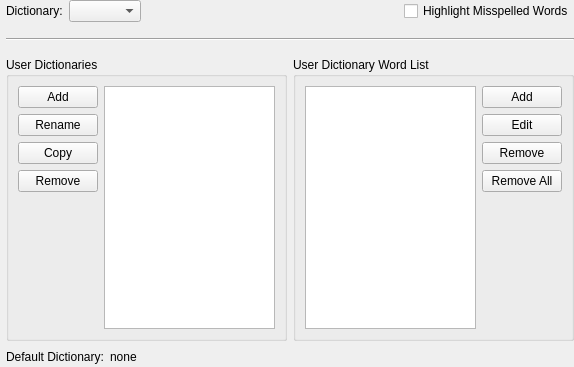
This is src/Form_Files/PSpellCheckWidget.ui in Sigil-Ebook/Sigil as Qt 5 draws it before an edit. The edited form follows.
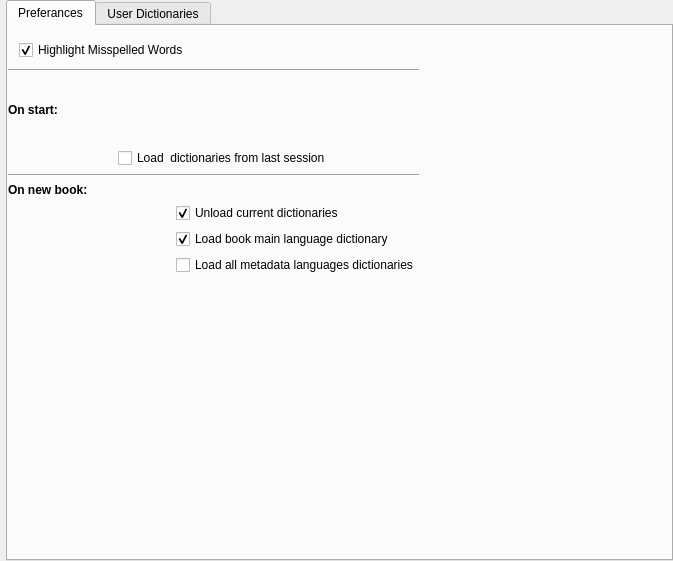
This is the edited form.

Commit message: first draft of Settings and Preferances, numerous tweaks

```diff
--- a/src/Form_Files/PSpellCheckWidget.ui
+++ b/src/Form_Files/PSpellCheckWidget.ui
@@ -6,8 +6,8 @@
    <rect>
     <x>0</x>
     <y>0</y>
-    <width>574</width>
-    <height>367</height>
+    <width>673</width>
+    <height>561</height>
    </rect>
   </property>
   <property name="windowTitle">
@@ -27,65 +27,43 @@
     <number>0</number>
    </property>
    <item>
-    <layout class="QHBoxLayout" name="horizontalLayout_5">
-     <item>
-      <widget class="QLabel" name="dict_label">
-       <property name="text">
-        <string>Dictionary:</string>
-       </property>
-      </widget>
-     </item>
-     <item>
-      <widget class="QComboBox" name="dictionaries">
-       <property name="sizePolicy">
-        <sizepolicy hsizetype="Preferred" vsizetype="Fixed">
-         <horstretch>0</horstretch>
-         <verstretch>0</verstretch>
-        </sizepolicy>
-       </property>
-      </widget>
-     </item>
-     <item>
-      <spacer name="horizontalSpacer">
-       <property name="orientation">
-        <enum>Qt::Horizontal</enum>
-       </property>
-       <property name="sizeHint" stdset="0">
-        <size>
-         <width>40</width>
-         <height>20</height>
-        </size>
-       </property>
-      </spacer>
-     </item>
-     <item>
+    <widget class="QTabWidget" name="tabWidget">
+     <property name="currentIndex">
+      <number>0</number>
+     </property>
+     <widget class="QWidget" name="Preferences">
+      <attribute name="title">
+       <string>Preferances</string>
+      </attribute>
       <widget class="QCheckBox" name="HighlightMisspelled">
+       <property name="geometry">
+        <rect>
+         <x>11</x>
+         <y>11</y>
+         <width>401</width>
+         <height>26</height>
+        </rect>
+       </property>
        <property name="toolTip">
         <string>Highlight misspelled words in Code View.</string>
        </property>
        <property name="text">
         <string>Highlight Misspelled Words</string>
        </property>
+       <property name="checked">
+        <bool>true</bool>
+       </property>
       </widget>
-     </item>
-    </layout>
-   </item>
-   <item>
-    <spacer name="verticalSpacer_4">
-     <property name="orientation">
-      <enum>Qt::Vertical</enum>
-     </property>
-     <property name="sizeType">
-      <enum>QSizePolicy::Maximum</enum>
-     </property>
-     <property name="sizeHint" stdset="0">
-      <size>
-       <width>20</width>
-       <height>10</height>
-      </size>
-     </property>
-    </spacer>
-   </item>
+      <widget class="QWidget" name="layoutWidget">
+       <property name="geometry">
+        <rect>
+         <x>0</x>
+         <y>43</y>
+         <width>411</width>
+         <height>206</height>
+        </rect>
+       </property>
+       <layout class="QVBoxLayout" name="verticalLayout_6">
    <item>
     <widget class="Line" name="line">
      <property name="orientation">
@@ -94,35 +72,172 @@
     </widget>
    </item>
    <item>
-    <spacer name="verticalSpacer_3">
+         <layout class="QVBoxLayout" name="verticalLayout_5">
+          <item>
+           <widget class="QLabel" name="label_3">
+            <property name="font">
+             <font>
+              <weight>75</weight>
+              <bold>true</bold>
+             </font>
+            </property>
+            <property name="text">
+             <string>On start:</string>
+            </property>
+           </widget>
+          </item>
+          <item>
+           <layout class="QHBoxLayout" name="horizontalLayout_5">
+            <item>
+             <spacer name="horizontalSpacer_3">
      <property name="orientation">
-      <enum>Qt::Vertical</enum>
-     </property>
-     <property name="sizeType">
-      <enum>QSizePolicy::Maximum</enum>
+               <enum>Qt::Horizontal</enum>
      </property>
      <property name="sizeHint" stdset="0">
       <size>
-       <width>20</width>
-       <height>10</height>
+                <width>98</width>
+                <height>20</height>
       </size>
      </property>
     </spacer>
+            </item>
+            <item>
+             <widget class="QCheckBox" name="cB_loadDicFromLastSession">
+              <property name="enabled">
+               <bool>true</bool>
+              </property>
+              <property name="minimumSize">
+               <size>
+                <width>301</width>
+                <height>0</height>
+               </size>
+              </property>
+              <property name="text">
+               <string>Load  dictionaries from last session</string>
+              </property>
+             </widget>
+            </item>
+           </layout>
+          </item>
+         </layout>
+        </item>
+        <item>
+         <widget class="Line" name="line_2">
+          <property name="orientation">
+           <enum>Qt::Horizontal</enum>
+          </property>
+         </widget>
+        </item>
+        <item>
+         <layout class="QVBoxLayout" name="verticalLayout_4">
+          <item>
+           <widget class="QLabel" name="label_2">
+            <property name="font">
+             <font>
+              <weight>75</weight>
+              <bold>true</bold>
+             </font>
+            </property>
+            <property name="text">
+             <string>On new book:</string>
+            </property>
+           </widget>
    </item>
    <item>
     <layout class="QHBoxLayout" name="horizontalLayout_3">
      <item>
-      <widget class="QGroupBox" name="groupBox_2">
-       <property name="toolTip">
-        <string/>
-       </property>
-       <property name="title">
-        <string>User Dictionaries</string>
-       </property>
-       <layout class="QHBoxLayout" name="horizontalLayout_4">
+             <spacer name="horizontalSpacer_2">
+              <property name="orientation">
+               <enum>Qt::Horizontal</enum>
+              </property>
+              <property name="sizeHint" stdset="0">
+               <size>
+                <width>98</width>
+                <height>20</height>
+               </size>
+              </property>
+             </spacer>
+            </item>
         <item>
          <layout class="QVBoxLayout" name="verticalLayout_3">
           <item>
+               <widget class="QCheckBox" name="cB_UnloadCurrDIcs">
+                <property name="enabled">
+                 <bool>true</bool>
+                </property>
+                <property name="text">
+                 <string>Unload current dictionaries</string>
+                </property>
+                <property name="checked">
+                 <bool>true</bool>
+                </property>
+               </widget>
+              </item>
+              <item>
+               <widget class="QCheckBox" name="cB_loadBookMainLangDic">
+                <property name="enabled">
+                 <bool>true</bool>
+                </property>
+                <property name="toolTip">
+                 <string>the first dc:language item in metadata will be used</string>
+                </property>
+                <property name="text">
+                 <string>Load book main language dictionary</string>
+                </property>
+                <property name="checked">
+                 <bool>true</bool>
+                </property>
+               </widget>
+              </item>
+              <item>
+               <widget class="QCheckBox" name="cB_loadAllMetaLangDic">
+                <property name="toolTip">
+                 <string>all languages defined as dc:language in metadata will be used</string>
+                </property>
+                <property name="text">
+                 <string>Load all metadata languages dictionaries</string>
+                </property>
+                <property name="tristate">
+                 <bool>false</bool>
+                </property>
+               </widget>
+              </item>
+             </layout>
+            </item>
+           </layout>
+          </item>
+         </layout>
+        </item>
+       </layout>
+      </widget>
+     </widget>
+     <widget class="QWidget" name="UserDictionaries">
+      <attribute name="title">
+       <string>User Dictionaries</string>
+      </attribute>
+      <layout class="QHBoxLayout" name="horizontalLayout_4">
+       <item>
+        <layout class="QVBoxLayout" name="verticalLayout">
+         <item>
+          <layout class="QHBoxLayout" name="horizontalLayout">
+           <item>
+            <widget class="QGroupBox" name="groupBox_9">
+             <property name="toolTip">
+              <string/>
+             </property>
+             <property name="title">
+              <string>User Dictionaries</string>
+             </property>
+             <layout class="QHBoxLayout" name="horizontalLayout_26">
+              <property name="leftMargin">
+               <number>0</number>
+              </property>
+              <property name="rightMargin">
+               <number>10</number>
+              </property>
+              <item>
+               <layout class="QVBoxLayout" name="verticalLayout_10">
+                <item>
            <widget class="QPushButton" name="addUserDict">
             <property name="text">
              <string>Add</string>
@@ -156,10 +271,7 @@
            </widget>
           </item>
           <item>
-           <layout class="QHBoxLayout" name="horizontalLayout_2"/>
-          </item>
-          <item>
-           <spacer name="verticalSpacer_2">
+                 <spacer name="verticalSpacer_10">
             <property name="orientation">
              <enum>Qt::Vertical</enum>
             </property>
@@ -188,11 +300,23 @@
       </widget>
      </item>
      <item>
-      <widget class="QGroupBox" name="groupBox">
+            <widget class="QGroupBox" name="groupBox_10">
        <property name="title">
         <string>User Dictionary Word List</string>
        </property>
-       <layout class="QHBoxLayout" name="horizontalLayout">
+             <layout class="QHBoxLayout" name="horizontalLayout_28">
+              <property name="spacing">
+               <number>6</number>
+              </property>
+              <property name="leftMargin">
+               <number>0</number>
+              </property>
+              <property name="rightMargin">
+               <number>6</number>
+              </property>
+              <property name="bottomMargin">
+               <number>9</number>
+              </property>
         <item>
          <widget class="QListWidget" name="userWordList">
           <property name="selectionMode">
@@ -201,7 +325,7 @@
          </widget>
         </item>
         <item>
-         <layout class="QVBoxLayout" name="verticalLayout">
+               <layout class="QVBoxLayout" name="verticalLayout_11">
           <item>
            <widget class="QPushButton" name="addUserWords">
             <property name="toolTip">
@@ -235,7 +359,7 @@
            </widget>
           </item>
           <item>
-           <spacer name="verticalSpacer">
+                 <spacer name="verticalSpacer_11">
             <property name="orientation">
              <enum>Qt::Vertical</enum>
             </property>
@@ -255,9 +379,15 @@
     </layout>
    </item>
    <item>
-    <layout class="QHBoxLayout" name="horizontalLayout_6">
+          <layout class="QHBoxLayout" name="horizontalLayout_2">
      <item>
-      <widget class="QLabel" name="label_2">
+            <widget class="QLabel" name="label_6">
+             <property name="font">
+              <font>
+               <weight>75</weight>
+               <bold>true</bold>
+              </font>
+             </property>
        <property name="toolTip">
         <string>The default dictionary is used when you add words to the
 default dictionary or use the shortcuts for Add Misspelled Words.</string>
@@ -275,7 +405,7 @@
       </widget>
      </item>
      <item>
-      <spacer name="horizontalSpacer_2">
+            <spacer name="horizontalSpacer_10">
        <property name="orientation">
         <enum>Qt::Horizontal</enum>
        </property>
@@ -288,6 +418,12 @@
       </spacer>
      </item>
     </layout>
+         </item>
+        </layout>
+       </item>
+      </layout>
+     </widget>
+    </widget>
    </item>
   </layout>
  </widget>
```
Left out of the diff: 6 changed lines with no effect on the pictures. Lines whose indentation alone changed are shown as unchanged. The commit also changes 12 other files.
